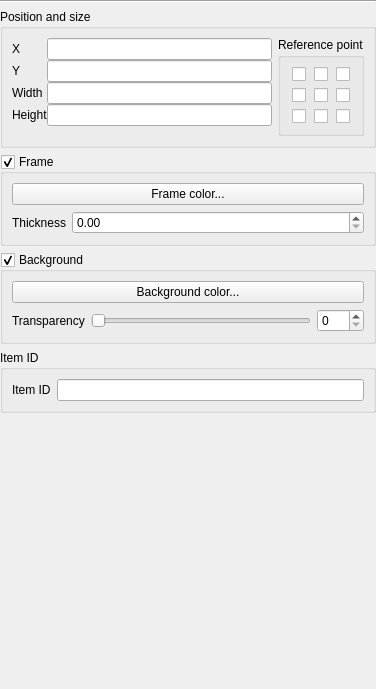
carsmie/QGIS, file src/ui/qgscomposeritemwidgetbase.ui: the form before one commit.
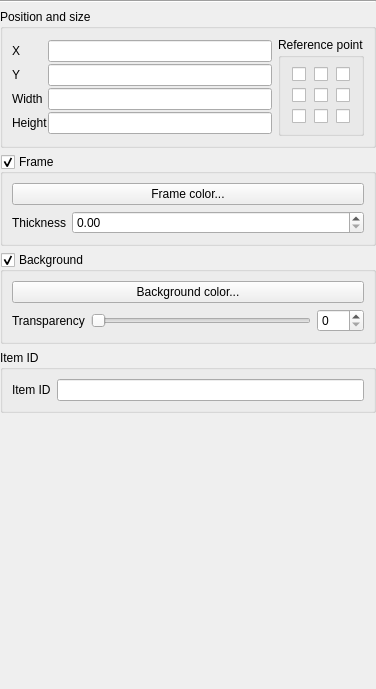
The form after the commit. Custom widgets are drawn as their Qt base class.

Patch:
```diff
--- a/src/ui/qgscomposeritemwidgetbase.ui
+++ b/src/ui/qgscomposeritemwidgetbase.ui
@@ -176,10 +176,7 @@
          </widget>
         </item>
         <item row="0" column="0" rowspan="2">
-         <layout class="QFormLayout" name="formLayout">
-          <property name="fieldGrowthPolicy">
-           <enum>QFormLayout::AllNonFixedFieldsGrow</enum>
-          </property>
+         <layout class="QGridLayout" name="gridLayout_3">
           <item row="0" column="0">
            <widget class="QLabel" name="mXLabel">
             <property name="text">
```
